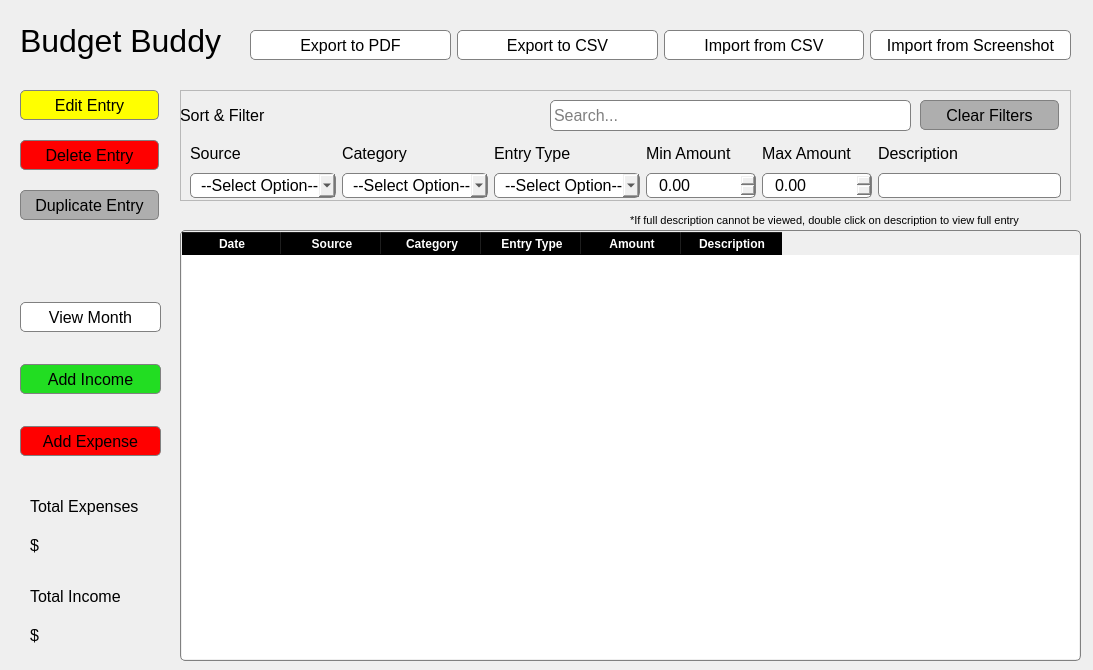
Qt form views/welcomescreen.ui (j-bloom/BudgetBuddy) before a commit.
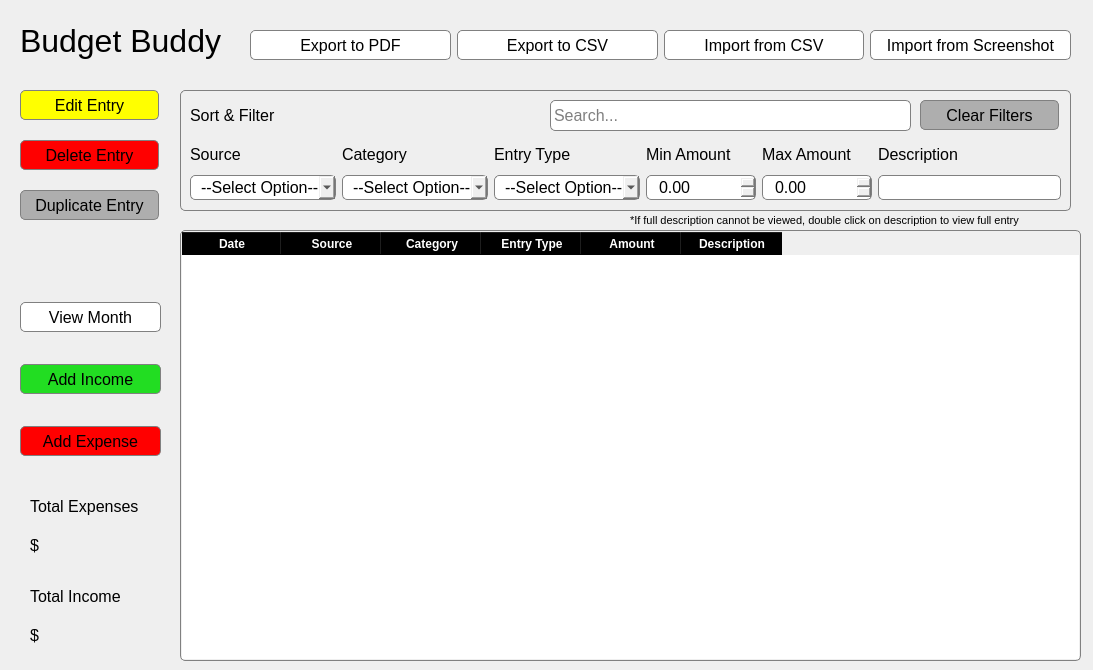
The same form after that commit.

What changed in the file:
```diff
--- a/views/welcomescreen.ui
+++ b/views/welcomescreen.ui
@@ -261,9 +261,19 @@
      <x>180</x>
      <y>90</y>
      <width>891</width>
-     <height>111</height>
+     <height>121</height>
     </rect>
    </property>
+   <property name="styleSheet">
+    <string notr="true">QFrame{
+	border: 1px solid gray;
+	border-radius: 5px;
+}
+
+QLabel {
+	border: none;
+}</string>
+   </property>
    <property name="frameShape">
     <enum>QFrame::StyledPanel</enum>
    </property>
@@ -291,7 +301,7 @@
    <widget class="QLabel" name="SortAndFilterLabel">
     <property name="geometry">
      <rect>
-      <x>0</x>
+      <x>10</x>
       <y>10</y>
       <width>101</width>
       <height>31</height>
@@ -339,7 +349,7 @@
       <x>10</x>
       <y>50</y>
       <width>871</width>
-      <height>58</height>
+      <height>60</height>
      </rect>
     </property>
     <layout class="QHBoxLayout" name="horizontalLayout_2">
```
